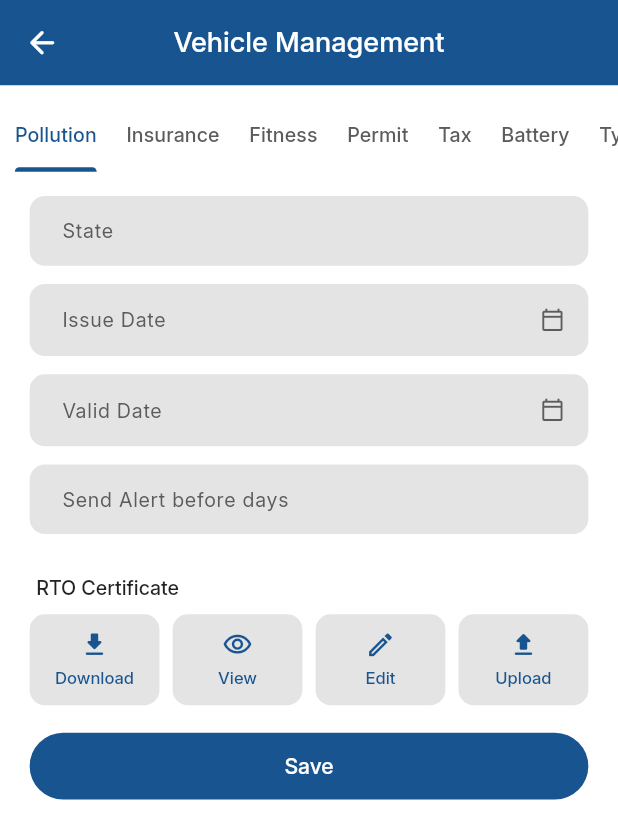
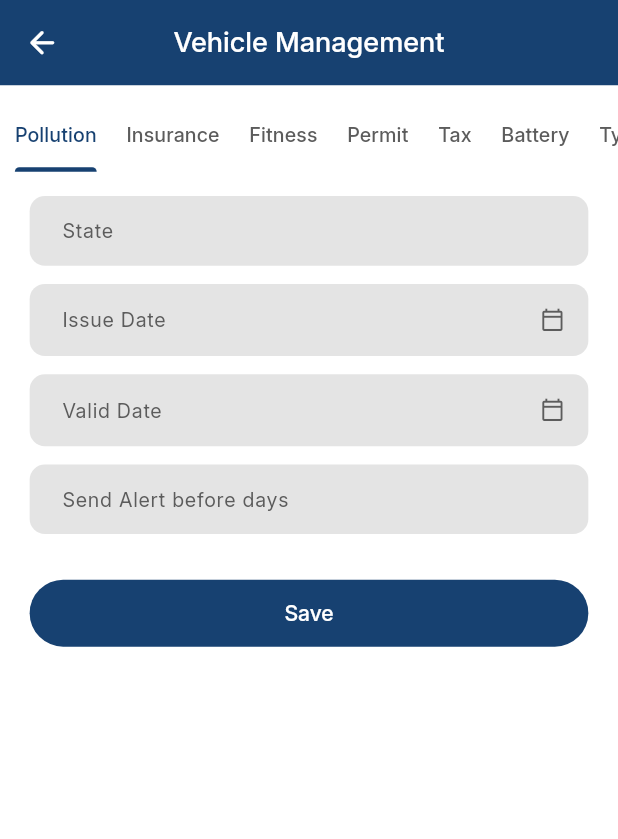
Before and after one commit to sunil-anuragi/gps_eye_track, a Flutter app: the VehicleManagementView screen opened by its route, on a phone screen of 412 x 824 dp. Shown: the top 839 px of the screen. Run offline on Flutter 3.47's test engine with Material 3 defaults, Android fonts, the phone set to English and light mode, and no system bars; our stand-ins replace cached_network_image, device_info_plus, dio, dropdown_search, firebase_core, firebase_messaging and 16 more; missing offline and left inert: flutter_downloader; accounts and stored records are empty.

```diff
--- a/lib/commonWidget/custom_drawer_widget.dart
+++ b/lib/commonWidget/custom_drawer_widget.dart
@@ -70,7 +70,6 @@ class _CustomDrawerWidgetState extends State<CustomDrawerWidget> {
       case DrawerItem.setting:
         Get.toNamed(SettingView.settingView);
         break;
-
       case DrawerItem.support:
         Get.snackbar(
           item.title,
@@ -80,6 +79,7 @@ class _CustomDrawerWidgetState extends State<CustomDrawerWidget> {
           duration: const Duration(seconds: 2),
         );
         break;
+
     }
   }
 
--- a/lib/commonWidget/tracking_map_widgets.dart
+++ b/lib/commonWidget/tracking_map_widgets.dart
@@ -8,7 +8,7 @@ import 'package:gps_software/util/app_constant.dart';
 
 /// Shared colours for the live tracking & history screens
 class TrackingColors {
-  static const Color brandBlue = Color(0xff18548f);
+  static const Color brandBlue = AppColors.primaryColor;
   static const Color darkNavy = Color(0xff0c2440);
   static const Color divider = Color(0xffe3e6ea);
 }
--- a/lib/screens/dashboard/view/dashboard_vehicle_list_view.dart
+++ b/lib/screens/dashboard/view/dashboard_vehicle_list_view.dart
@@ -141,7 +141,7 @@ class DashboardVehicleListView extends StatelessWidget {
                         'Address',
                         'Loading address for ${v['vehicleNo']}...',
                         snackPosition: SnackPosition.BOTTOM,
-                        backgroundColor: const Color(0xff18548f),
+                        backgroundColor: AppColors.primaryColor,
                         colorText: AppColors.whiteColor,
                         duration: const Duration(seconds: 2),
                       );
@@ -159,7 +159,7 @@ class DashboardVehicleListView extends StatelessWidget {
             'Map',
             'Opening map view...',
             snackPosition: SnackPosition.BOTTOM,
-            backgroundColor: const Color(0xff18548f),
+            backgroundColor: AppColors.primaryColor,
             colorText: AppColors.whiteColor,
           );
         },
@@ -170,7 +170,7 @@ class DashboardVehicleListView extends StatelessWidget {
         elevation: 4,
         child: Icon(
           Icons.map_outlined,
-          color: const Color(0xff18548f),
+          color: AppColors.primaryColor,
           size: 26.r,
         ),
       ),
--- a/lib/screens/dashboard/view/vehicle_menu_view.dart
+++ b/lib/screens/dashboard/view/vehicle_menu_view.dart
@@ -111,7 +111,7 @@ class VehicleMenuView extends StatelessWidget {
                             begin: Alignment.topLeft,
                             end: Alignment.bottomRight,
                             colors: [
-                              Color(0xff18548f),
+                              AppColors.primaryColor,
                               Color(0xff0d3a68),
                             ],
                           ),
@@ -470,14 +470,14 @@ class VehicleMenuView extends StatelessWidget {
               title,
               'Opening $title...',
               snackPosition: SnackPosition.BOTTOM,
-              backgroundColor: const Color(0xff18548f),
+              backgroundColor: AppColors.primaryColor,
               colorText: AppColors.whiteColor,
               duration: const Duration(milliseconds: 1500),
             );
           },
       child: Container(
         decoration: BoxDecoration(
-          color: const Color(0xff18548f),
+          color: AppColors.primaryColor,
           borderRadius: BorderRadius.circular(6.r),
         ),
         child: Column(
--- a/lib/screens/vehicle_management/model/management_section.dart
+++ b/lib/screens/vehicle_management/model/management_section.dart
@@ -67,9 +67,6 @@ enum ManagementSection {
 
   final String label;
 
-  /// RTO-issued documents that carry a certificate file
-  bool get hasCertificate => this != battery && this != tyre;
-
   /// For [tyre] these are the fields of a single tyre
   final List<ManagementField> fields;
 }
--- a/lib/screens/vehicle_management/view/vehicle_management_view.dart
+++ b/lib/screens/vehicle_management/view/vehicle_management_view.dart
@@ -84,7 +84,6 @@ class VehicleManagementView extends GetView<VehicleManagementViewModel> {
                                 key: ValueKey(section),
                                 fields: section.fields,
                                 record: controller.recordOf(section),
-                                showCertificateActions: section.hasCertificate,
                                 onSave: (values) =>
                                     controller.saveSection(section, values),
                               ),
--- a/lib/screens/vehicle_management/widgets/management_form.dart
+++ b/lib/screens/vehicle_management/widgets/management_form.dart
@@ -26,7 +26,6 @@ class ManagementForm extends StatefulWidget {
     required this.onSave,
     this.buttonColor = ManagementColors.button,
     this.shrinkWrap = false,
-    this.showCertificateActions = false,
   });
 
   final List<ManagementField> fields;
@@ -36,9 +35,6 @@ class ManagementForm extends StatefulWidget {
 
   /// true inside dialogs (no scrolling of its own)
   final bool shrinkWrap;
-
-  /// Download / View / Edit / Upload row for the RTO certificate
-  final bool showCertificateActions;
 
   static final DateFormat storeFormat = DateFormat('yyyy-MM-dd');
   static final DateFormat displayFormat = DateFormat('dd-MMM-yyyy');
@@ -158,10 +154,6 @@ class _ManagementFormState extends State<ManagementForm>
             color: const Color(0xff4f4f4f),
           ),
         ),
-      if (widget.showCertificateActions) ...[
-        SizedBox(height: 14.h),
-        const _CertificateActions(),
-      ],
       SizedBox(height: 18.h),
       SizedBox(
         height: 44.h,
@@ -255,68 +247,3 @@ class _ManagementFormState extends State<ManagementForm>
     );
   }
 }
-
-/// "RTO Certificate" label with Download / View / Edit / Upload buttons.
-/// Actions are not wired yet.
-class _CertificateActions extends StatelessWidget {
-  const _CertificateActions();
-
-  @override
-  Widget build(BuildContext context) {
-    return Column(
-      crossAxisAlignment: CrossAxisAlignment.start,
-      children: [
-        Padding(
-          padding: EdgeInsets.only(left: 4.w, bottom: 8.h),
-          child: CustomWidget.text(
-            'RTO Certificate',
-            fontSize: 13,
-            fontWeight: FontWeight.w600,
-            letterSpacing: 0,
-            color: Colors.black87,
-          ),
-        ),
-        Row(
-          children: [
-            _action(Icons.download_rounded, 'Download', () {}),
-            SizedBox(width: 8.w),
-            _action(Icons.visibility_outlined, 'View', () {}),
-            SizedBox(width: 8.w),
-            _action(Icons.edit_outlined, 'Edit', () {}),
-            SizedBox(width: 8.w),
-            _action(Icons.upload_rounded, 'Upload', () {}),
-          ],
-        ),
-      ],
-    );
-  }
-
-  Widget _action(IconData icon, String label, VoidCallback onTap) {
-    return Expanded(
-      child: Material(
-        color: ManagementColors.field,
-        borderRadius: BorderRadius.circular(10.r),
-        child: InkWell(
-          onTap: onTap,
-          borderRadius: BorderRadius.circular(10.r),
-          child: Padding(
-            padding: EdgeInsets.symmetric(vertical: 10.h),
-            child: Column(
-              children: [
-                Icon(icon, size: 20.r, color: TrackingColors.brandBlue),
-                SizedBox(height: 4.h),
-                CustomWidget.text(
-                  label,
-                  fontSize: 11,
-                  fontWeight: FontWeight.w500,
-                  letterSpacing: 0,
-                  color: TrackingColors.brandBlue,
-                ),
-              ],
-            ),
-          ),
-        ),
-      ),
-    );
-  }
-}
```
Also changed, not shown: lib/screens/dashboard/widgets/dashboard_status_card.dart (+5 -6 lines), lib/screens/engine_control/engine_control_dialogs.dart (+2 -24 lines), lib/screens/nearby/nearby_dialog.dart (+2 -38 lines), lib/screens/share_location/widgets/share_location_dialog.dart (+2 -10 lines), assets/engine_control_icon.png (added), assets/nearby_popup_icon.png (added), assets/share_popup_icon.png (added), assets/vehicle/car/car_expire_soon_yellow.png, assets/vehicle/car/car_idle_orange.png, assets/vehicle/car/car_inactive_blue.png, assets/vehicle/car/car_no_data_gray.png, assets/vehicle/car/car_running_green.png, assets/vehicle/car/car_stoppage_red.png, lib/generated/assets.dart.
